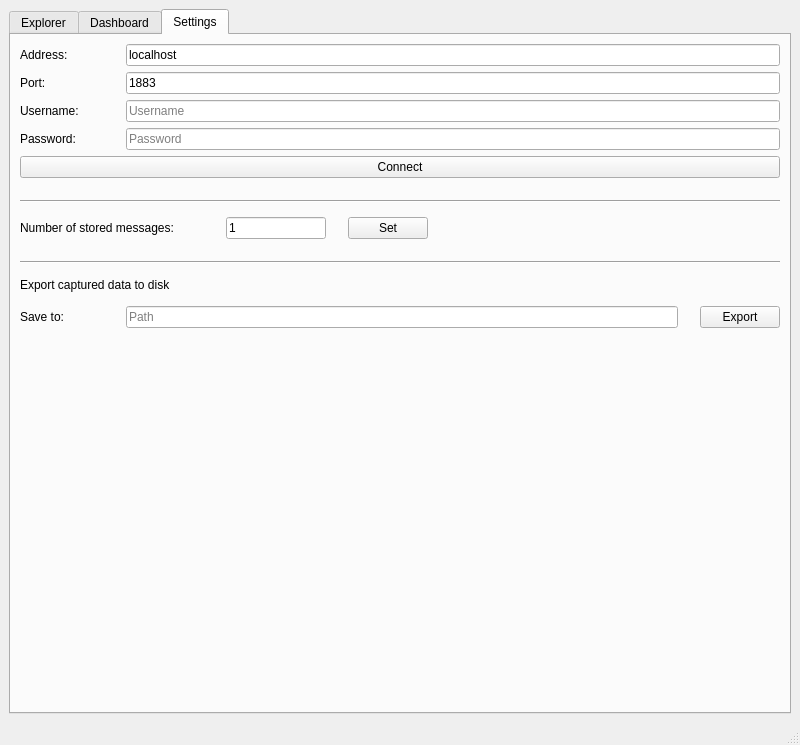
petak5/ICP, file src/mainwindow.ui: the form before one commit.
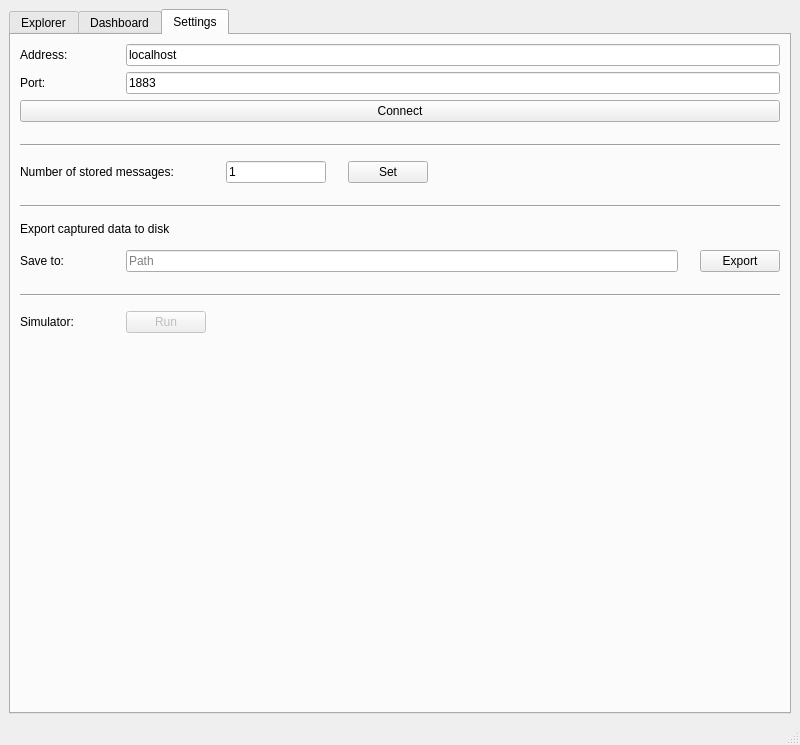
The form after the commit. The open tabs and pages were chosen to show the change.

Commit message: Basic simulator

The edit to the form file:
```diff
--- a/src/mainwindow.ui
+++ b/src/mainwindow.ui
@@ -503,57 +503,6 @@
             </item>
            </layout>
           </item>
-          <item>
-           <layout class="QHBoxLayout" name="UsernameHorizontalStack">
-            <item>
-             <widget class="QLabel" name="UsernameLabel">
-              <property name="minimumSize">
-               <size>
-                <width>100</width>
-                <height>0</height>
-               </size>
-              </property>
-              <property name="text">
-               <string>Username:</string>
-              </property>
-             </widget>
-            </item>
-            <item>
-             <widget class="QLineEdit" name="UsernameTextField">
-              <property name="placeholderText">
-               <string>Username</string>
-              </property>
-             </widget>
-            </item>
-           </layout>
-          </item>
-          <item>
-           <layout class="QHBoxLayout" name="PasswordHorizontalStack">
-            <item>
-             <widget class="QLabel" name="passwordLabel">
-              <property name="minimumSize">
-               <size>
-                <width>100</width>
-                <height>0</height>
-               </size>
-              </property>
-              <property name="text">
-               <string>Password:</string>
-              </property>
-             </widget>
-            </item>
-            <item>
-             <widget class="QLineEdit" name="passwordTextField">
-              <property name="echoMode">
-               <enum>QLineEdit::Password</enum>
-              </property>
-              <property name="placeholderText">
-               <string>Password</string>
-              </property>
-             </widget>
-            </item>
-           </layout>
-          </item>
           <item>
            <widget class="QPushButton" name="connectToServerButton">
             <property name="text">
@@ -787,6 +736,91 @@
           </item>
          </layout>
         </item>
+        <item>
+         <spacer name="verticalSpacer_14">
+          <property name="orientation">
+           <enum>Qt::Vertical</enum>
+          </property>
+          <property name="sizeType">
+           <enum>QSizePolicy::Fixed</enum>
+          </property>
+          <property name="sizeHint" stdset="0">
+           <size>
+            <width>20</width>
+            <height>16</height>
+           </size>
+          </property>
+         </spacer>
+        </item>
+        <item>
+         <widget class="Line" name="line_4">
+          <property name="orientation">
+           <enum>Qt::Horizontal</enum>
+          </property>
+         </widget>
+        </item>
+        <item>
+         <spacer name="verticalSpacer_13">
+          <property name="orientation">
+           <enum>Qt::Vertical</enum>
+          </property>
+          <property name="sizeType">
+           <enum>QSizePolicy::Fixed</enum>
+          </property>
+          <property name="sizeHint" stdset="0">
+           <size>
+            <width>20</width>
+            <height>8</height>
+           </size>
+          </property>
+         </spacer>
+        </item>
+        <item>
+         <layout class="QHBoxLayout" name="horizontalLayout_3">
+          <item>
+           <widget class="QLabel" name="simulatorLabel">
+            <property name="minimumSize">
+             <size>
+              <width>100</width>
+              <height>0</height>
+             </size>
+            </property>
+            <property name="text">
+             <string>Simulator:</string>
+            </property>
+           </widget>
+          </item>
+          <item>
+           <widget class="QPushButton" name="simulatorButton">
+            <property name="enabled">
+             <bool>false</bool>
+            </property>
+            <property name="text">
+             <string>Run</string>
+            </property>
+            <property name="checkable">
+             <bool>true</bool>
+            </property>
+            <property name="checked">
+             <bool>false</bool>
+            </property>
+           </widget>
+          </item>
+          <item>
+           <spacer name="horizontalSpacer_2">
+            <property name="orientation">
+             <enum>Qt::Horizontal</enum>
+            </property>
+            <property name="sizeHint" stdset="0">
+             <size>
+              <width>40</width>
+              <height>20</height>
+             </size>
+            </property>
+           </spacer>
+          </item>
+         </layout>
+        </item>
         <item>
          <spacer name="verticalSpacer_10">
           <property name="orientation">
```
Left out of the diff: 2 changed lines with no effect on the pictures. The commit also changes 7 other files.
